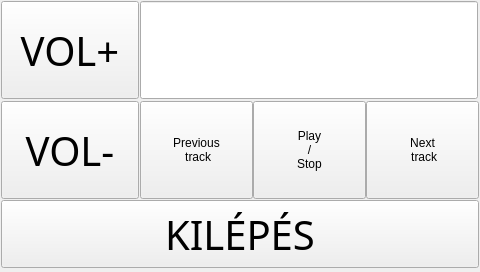
Qt form BBBgui/mp3window.ui (Hagur/BBBgui) before a commit.
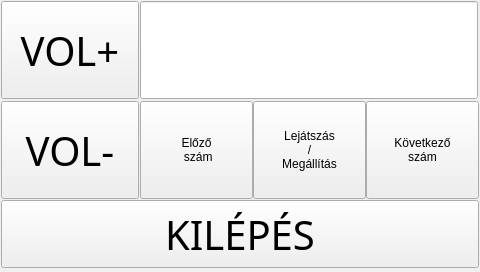
The same form after that commit.

What changed in the file:
```diff
--- a/BBBgui/mp3window.ui
+++ b/BBBgui/mp3window.ui
@@ -71,8 +71,8 @@
     </rect>
    </property>
    <property name="text">
-    <string>Previous 
- track</string>
+    <string>Előző 
+ szám</string>
    </property>
   </widget>
   <widget class="QPushButton" name="playButton">
@@ -85,9 +85,9 @@
     </rect>
    </property>
    <property name="text">
-    <string>Play
+    <string>Lejátszás
 /
-Stop</string>
+Megállítás</string>
    </property>
   </widget>
   <widget class="QPushButton" name="nextButton">
@@ -100,8 +100,8 @@
     </rect>
    </property>
    <property name="text">
-    <string>Next 
- track</string>
+    <string>Következő 
+szám</string>
    </property>
   </widget>
   <widget class="QPushButton" name="exitButton">
```
